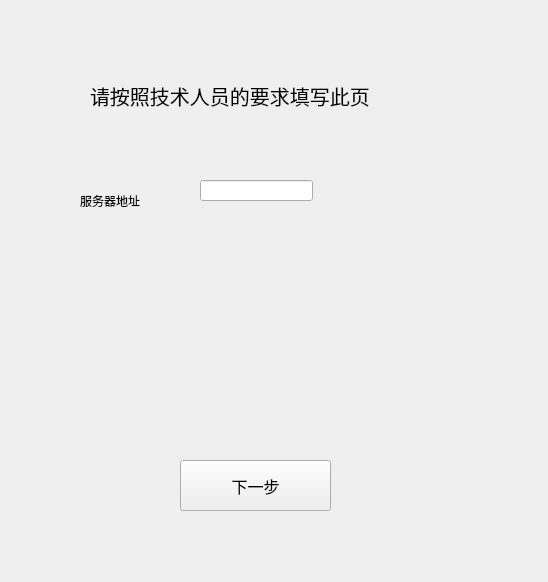
The window that ui_window4.ui (CreamPig233/rustdesk_neup_launcher) describes before a commit, drawn with Qt 5.
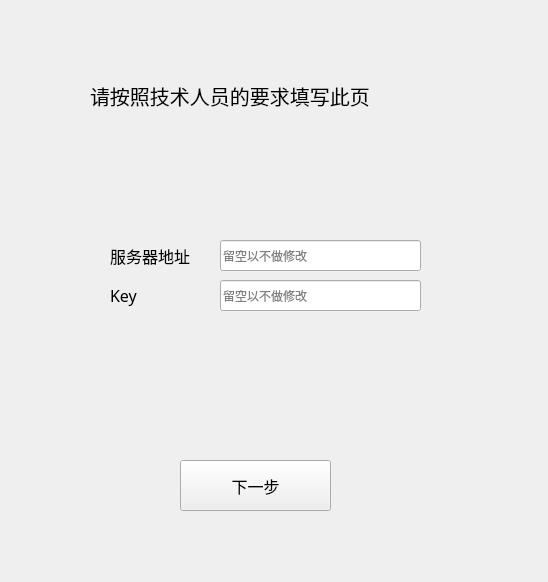
The same window after the commit.

Patch:
```diff
--- a/ui_window4.ui
+++ b/ui_window4.ui
@@ -36,12 +36,18 @@
    <widget class="QLabel" name="label_2">
     <property name="geometry">
      <rect>
-      <x>80</x>
-      <y>190</y>
-      <width>81</width>
-      <height>21</height>
+      <x>110</x>
+      <y>240</y>
+      <width>101</width>
+      <height>31</height>
      </rect>
     </property>
+    <property name="font">
+     <font>
+      <family>HarmonyOS Sans SC</family>
+      <pointsize>12</pointsize>
+     </font>
+    </property>
     <property name="text">
      <string>服务器地址</string>
     </property>
@@ -49,12 +55,18 @@
    <widget class="QLineEdit" name="lineEdit">
     <property name="geometry">
      <rect>
-      <x>200</x>
-      <y>180</y>
-      <width>113</width>
-      <height>21</height>
+      <x>220</x>
+      <y>240</y>
+      <width>201</width>
+      <height>31</height>
      </rect>
     </property>
+    <property name="contextMenuPolicy">
+     <enum>Qt::DefaultContextMenu</enum>
+    </property>
+    <property name="placeholderText">
+     <string>留空以不做修改</string>
+    </property>
    </widget>
    <widget class="QPushButton" name="ServerWindow_NextBtn">
     <property name="geometry">
@@ -75,6 +87,38 @@
      <string>下一步</string>
     </property>
    </widget>
+   <widget class="QLabel" name="label_3">
+    <property name="geometry">
+     <rect>
+      <x>110</x>
+      <y>280</y>
+      <width>91</width>
+      <height>31</height>
+     </rect>
+    </property>
+    <property name="font">
+     <font>
+      <family>HarmonyOS Sans SC</family>
+      <pointsize>12</pointsize>
+     </font>
+    </property>
+    <property name="text">
+     <string>Key</string>
+    </property>
+   </widget>
+   <widget class="QLineEdit" name="CustomKey">
+    <property name="geometry">
+     <rect>
+      <x>220</x>
+      <y>280</y>
+      <width>201</width>
+      <height>31</height>
+     </rect>
+    </property>
+    <property name="placeholderText">
+     <string>留空以不做修改</string>
+    </property>
+   </widget>
   </widget>
  </widget>
  <resources/>
```
Left out of the diff: 2 changed lines with no effect on the pictures.
